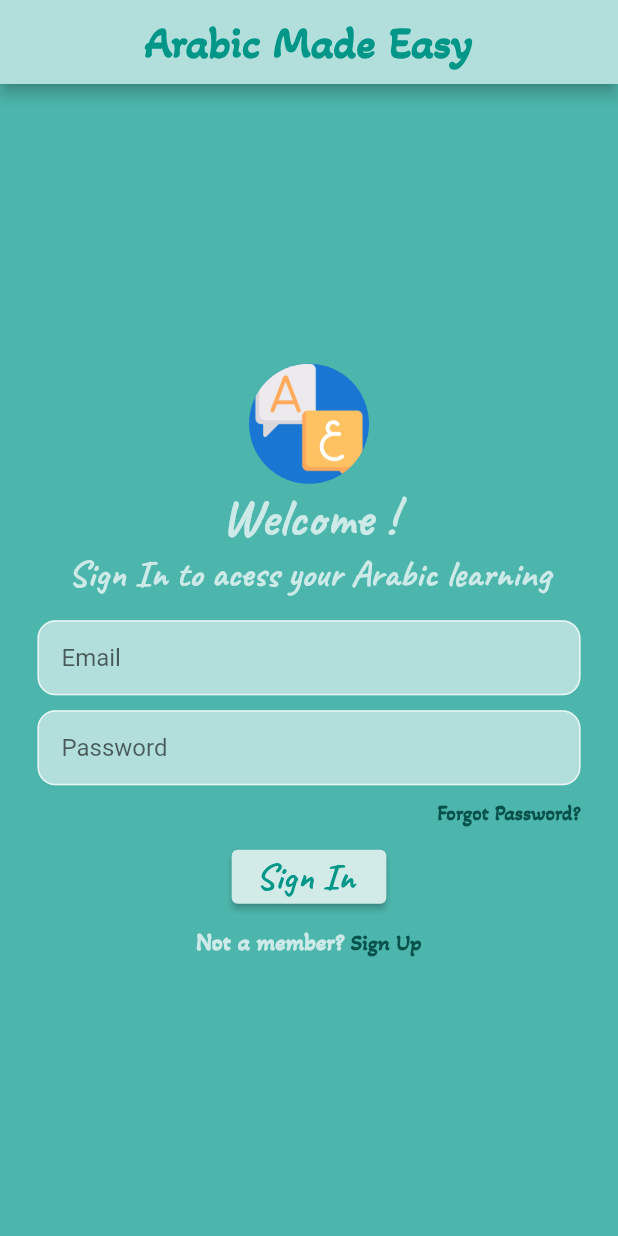
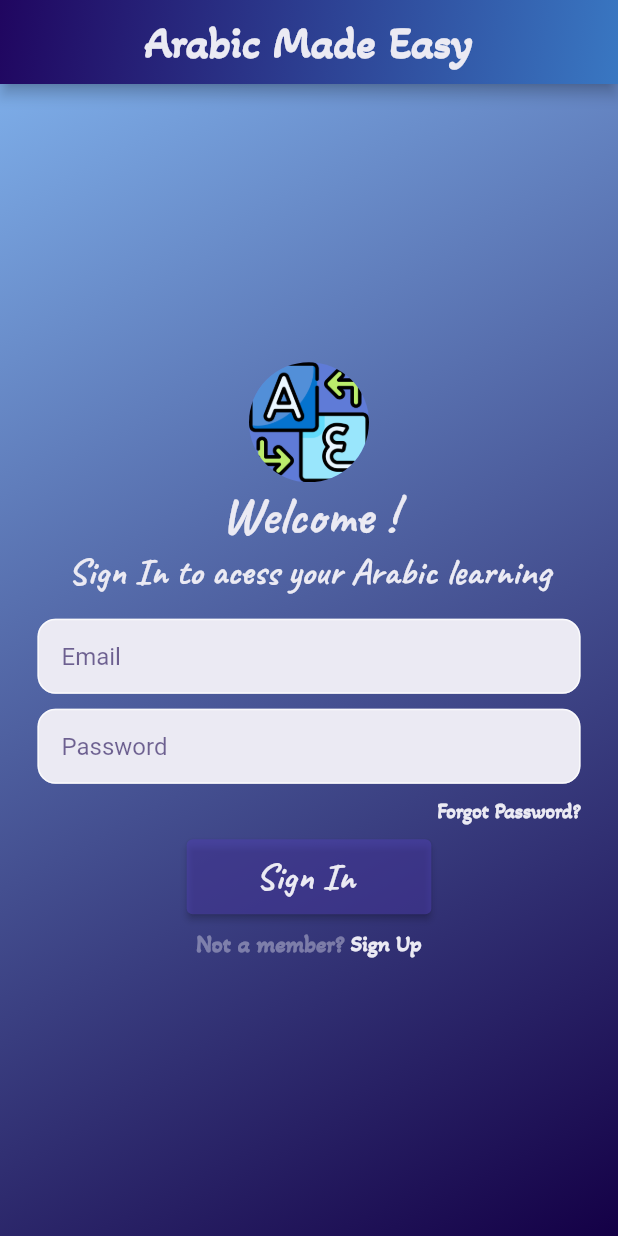
Before and after one commit to HusseinAli2000/arabic_made_easy, a Flutter app: the screen it shows after launch, on a phone screen of 412 x 824 dp. Run offline on Flutter 3.47's test engine with Material 2 defaults, Android fonts, the phone set to English and light mode, and no system bars; our stand-ins replace firebase_auth, firebase_core; accounts and stored records are empty.

Commit message:
Styled Login Screen UI

```diff
--- a/lib/login_screen.dart
+++ b/lib/login_screen.dart
@@ -36,29 +36,51 @@ class _LoginScreenState extends State<LoginScreen> {
       home: Scaffold(
         resizeToAvoidBottomInset: false,
         appBar: AppBar(
+          flexibleSpace: Container(
+            decoration: const BoxDecoration(
+              gradient: LinearGradient(
+                begin: Alignment.topLeft,
+                end: Alignment.bottomRight,
+                colors: [
+                  Color.fromARGB(255, 32, 6, 96),
+                  Color.fromARGB(255, 57, 119, 194),
+                ],
+              ),
+            ),
+          ),
           title: const Center(
             child: Text(
               'Arabic Made Easy',
               style: TextStyle(
                 fontFamily: 'Akaya',
                 fontSize: 30,
-                color: Colors.teal,
+                color: Color.fromARGB(255, 235, 234, 243),
                 fontWeight: FontWeight.bold,
               ),
             ),
           ),
-          backgroundColor: Colors.teal[100],
         ),
-        backgroundColor: Colors.teal[300],
-        body: Center(
+        body: Container(
+          decoration: const BoxDecoration(
+            gradient: LinearGradient(
+              begin: Alignment.topLeft,
+              end: Alignment.bottomRight,
+              colors: [
+                Color.fromARGB(255, 125, 173, 232),
+                Color.fromARGB(255, 20, 0, 70),
+              ],
+            ),
+          ),
+          child: Center(
             child: SingleChildScrollView(
               child: SafeArea(
                 child: Column(
                   mainAxisAlignment: MainAxisAlignment.center,
                   children: [
                     const CircleAvatar(
+                      backgroundColor: Color.fromARGB(255, 95, 123, 215),
                       radius: 40.0,
-                    backgroundImage: AssetImage('images/icon.png'),
+                      backgroundImage: AssetImage('images/icon4.png'),
                     ),
                     const Text(
                       'Welcome !',
@@ -67,7 +89,7 @@ class _LoginScreenState extends State<LoginScreen> {
                         fontWeight: FontWeight.bold,
                         fontSize: 35,
                         fontFamily: 'Caveat',
-                      color: Color.fromARGB(255, 205, 234, 232),
+                        color: Color.fromARGB(255, 235, 234, 243),
                       ),
                     ),
                     const Text(
@@ -77,7 +99,7 @@ class _LoginScreenState extends State<LoginScreen> {
                         fontWeight: FontWeight.bold,
                         fontSize: 25,
                         fontFamily: 'Caveat',
-                      color: Color.fromARGB(255, 205, 234, 232),
+                        color: Color.fromARGB(255, 235, 234, 243),
                       ),
                     ),
 
@@ -88,7 +110,7 @@ class _LoginScreenState extends State<LoginScreen> {
                       padding: const EdgeInsets.symmetric(horizontal: 25.0),
                       child: Container(
                         decoration: BoxDecoration(
-                        color: Colors.teal[100],
+                          color: const Color.fromARGB(255, 235, 234, 243),
                           border: Border.all(color: Colors.white70),
                           borderRadius: BorderRadius.circular(12),
                         ),
@@ -99,6 +121,9 @@ class _LoginScreenState extends State<LoginScreen> {
                             decoration: const InputDecoration(
                               border: InputBorder.none,
                               hintText: 'Email',
+                              hintStyle: TextStyle(
+                                color: Color.fromARGB(150, 20, 0, 75),
+                              ),
                             ),
                           ),
                         ),
@@ -111,7 +136,7 @@ class _LoginScreenState extends State<LoginScreen> {
                       padding: const EdgeInsets.symmetric(horizontal: 25.0),
                       child: Container(
                         decoration: BoxDecoration(
-                        color: Colors.teal[100],
+                          color: const Color.fromARGB(255, 235, 234, 243),
                           border: Border.all(color: Colors.white70),
                           borderRadius: BorderRadius.circular(12),
                         ),
@@ -123,6 +148,9 @@ class _LoginScreenState extends State<LoginScreen> {
                             decoration: const InputDecoration(
                               border: InputBorder.none,
                               hintText: 'Password',
+                              hintStyle: TextStyle(
+                                color: Color.fromARGB(150, 20, 0, 75),
+                              ),
                             ),
                           ),
                         ),
@@ -149,7 +177,7 @@ class _LoginScreenState extends State<LoginScreen> {
                             child: const Text(
                               'Forgot Password?',
                               style: TextStyle(
-                              color: Color.fromARGB(255, 7, 82, 75),
+                                color: Color.fromARGB(255, 235, 234, 243),
                                 fontWeight: FontWeight.bold,
                                 fontFamily: 'Akaya',
                               ),
@@ -192,22 +220,27 @@ class _LoginScreenState extends State<LoginScreen> {
                       },
                       style: const ButtonStyle(
                         backgroundColor: MaterialStatePropertyAll(
-                          Color.fromARGB(255, 210, 235, 233)),
+                          Color.fromARGB(130, 79, 64, 179),
+                        ),
                       ),
                       child: Row(
                         mainAxisSize: MainAxisSize.min,
                         children: const [
+                          SizedBox(
+                            width: 30,
+                            height: 50,
+                          ),
                           Text(
                             'Sign In',
                             style: TextStyle(
-                            color: Colors.teal,
+                              color: Color.fromARGB(255, 235, 234, 243),
                               fontFamily: 'Caveat',
                               fontWeight: FontWeight.bold,
                               fontSize: 25.0,
                             ),
                           ),
                           SizedBox(
-                          width: 5,
+                            width: 35,
                           ),
                         ],
                       ),
@@ -221,7 +254,7 @@ class _LoginScreenState extends State<LoginScreen> {
                         const Text(
                           'Not a member? ',
                           style: TextStyle(
-                          color: Color.fromARGB(255, 205, 234, 232),
+                            color: Color.fromARGB(100, 235, 234, 243),
                             fontWeight: FontWeight.bold,
                             fontFamily: 'Akaya',
                             fontSize: 16,
@@ -232,7 +265,7 @@ class _LoginScreenState extends State<LoginScreen> {
                           child: const Text(
                             'Sign Up',
                             style: TextStyle(
-                            color: Color.fromARGB(255, 7, 82, 75),
+                              color: Color.fromARGB(255, 235, 234, 243),
                               fontWeight: FontWeight.bold,
                               fontFamily: 'Akaya',
                               fontSize: 15,
@@ -247,6 +280,7 @@ class _LoginScreenState extends State<LoginScreen> {
             ),
           ),
         ),
+      ),
     );
   }
 }
```
Also changed, not shown: images/icon4.png (added). Lines whose indentation alone changed are shown as unchanged.
